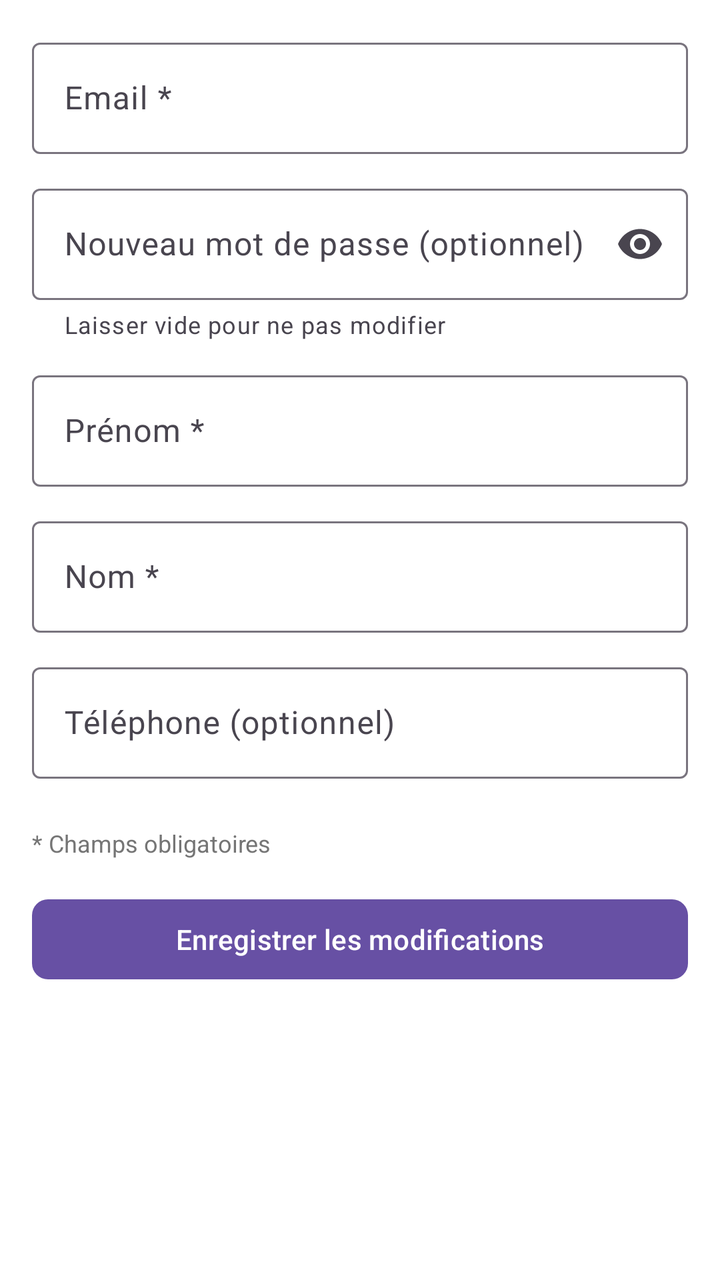
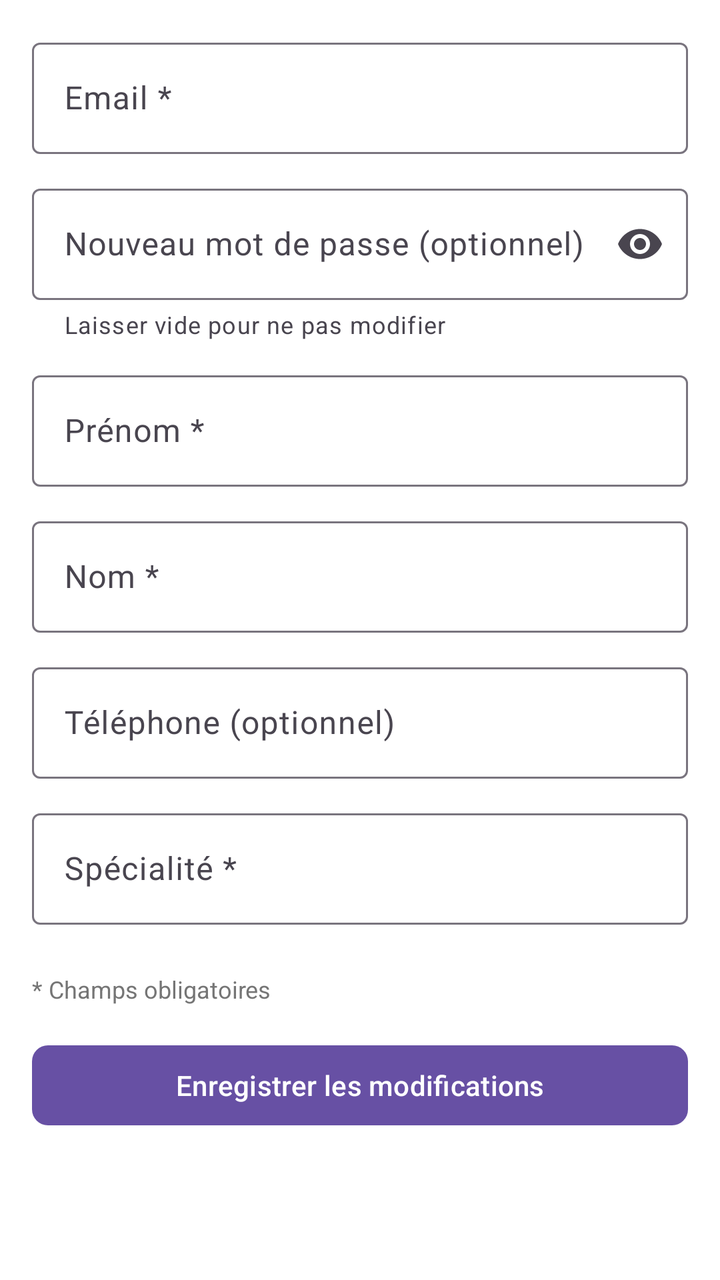

Screens rendered from an Android XML layout before and after an edit, with the pre-edit source and the edit as a unified diff.
<!-- AndroidManifest.xml: application theme Theme.CabinetMedical -->
<!-- res/layout/activity_admin_edit_doctor.xml -->
<?xml version="1.0" encoding="utf-8"?>
<ScrollView xmlns:android="http://schemas.android.com/apk/res/android"
    xmlns:app="http://schemas.android.com/apk/res-auto"
    android:layout_width="match_parent"
    android:layout_height="match_parent"
    android:background="@color/white"
    android:fillViewport="true">

    <LinearLayout
        android:layout_width="match_parent"
        android:layout_height="wrap_content"
        android:orientation="vertical"
        android:padding="16dp">

        
        <ProgressBar
            android:id="@+id/progress_bar"
            android:layout_width="wrap_content"
            android:layout_height="wrap_content"
            android:layout_gravity="center"
            android:visibility="gone" />

        
        <TextView
            android:id="@+id/error_message"
            android:layout_width="match_parent"
            android:layout_height="wrap_content"
            android:background="@drawable/error_background"
            android:padding="12dp"
            android:textColor="@color/error"
            android:visibility="gone"
            android:layout_marginBottom="16dp" />

        
        <com.google.android.material.textfield.TextInputLayout
            android:layout_width="match_parent"
            android:layout_height="wrap_content"
            android:hint="Email *"
            app:boxBackgroundMode="outline"
            android:layout_marginBottom="12dp">

            <com.google.android.material.textfield.TextInputEditText
                android:id="@+id/input_email"
                android:layout_width="match_parent"
                android:layout_height="wrap_content"
                android:inputType="textEmailAddress" />

        </com.google.android.material.textfield.TextInputLayout>

        
        <com.google.android.material.textfield.TextInputLayout
            android:layout_width="match_parent"
            android:layout_height="wrap_content"
            android:hint="Nouveau mot de passe (optionnel)"
            app:boxBackgroundMode="outline"
            app:endIconMode="password_toggle"
            app:helperText="Laisser vide pour ne pas modifier"
            android:layout_marginBottom="12dp">

            <com.google.android.material.textfield.TextInputEditText
                android:id="@+id/input_password"
                android:layout_width="match_parent"
                android:layout_height="wrap_content"
                android:inputType="textPassword" />

        </com.google.android.material.textfield.TextInputLayout>

        
        <com.google.android.material.textfield.TextInputLayout
            android:layout_width="match_parent"
            android:layout_height="wrap_content"
            android:hint="Prénom *"
            app:boxBackgroundMode="outline"
            android:layout_marginBottom="12dp">

            <com.google.android.material.textfield.TextInputEditText
                android:id="@+id/input_first_name"
                android:layout_width="match_parent"
                android:layout_height="wrap_content"
                android:inputType="textPersonName" />

        </com.google.android.material.textfield.TextInputLayout>

        
        <com.google.android.material.textfield.TextInputLayout
            android:layout_width="match_parent"
            android:layout_height="wrap_content"
            android:hint="Nom *"
            app:boxBackgroundMode="outline"
            android:layout_marginBottom="12dp">

            <com.google.android.material.textfield.TextInputEditText
                android:id="@+id/input_last_name"
                android:layout_width="match_parent"
                android:layout_height="wrap_content"
                android:inputType="textPersonName" />

        </com.google.android.material.textfield.TextInputLayout>

        
        <com.google.android.material.textfield.TextInputLayout
            android:layout_width="match_parent"
            android:layout_height="wrap_content"
            android:hint="Téléphone (optionnel)"
            app:boxBackgroundMode="outline"
            android:layout_marginBottom="24dp">

            <com.google.android.material.textfield.TextInputEditText
                android:id="@+id/input_phone"
                android:layout_width="match_parent"
                android:layout_height="wrap_content"
                android:inputType="phone"
                android:maxLength="10" />

        </com.google.android.material.textfield.TextInputLayout>

        
        <TextView
            android:layout_width="match_parent"
            android:layout_height="wrap_content"
            android:text="* Champs obligatoires"
            android:textColor="@color/text_secondary"
            android:textSize="12sp"
            android:layout_marginBottom="16dp" />

        
        <com.google.android.material.button.MaterialButton
            android:id="@+id/button_save"
            android:layout_width="match_parent"
            android:layout_height="wrap_content"
            android:text="Enregistrer les modifications"
            android:textColor="@color/white"
            app:cornerRadius="8dp" />

    </LinearLayout>

</ScrollView>
<!-- resources referenced by this layout -->
<resources>
  <color name="error">#F44336</color>
  <color name="text_secondary">#757575</color>
  <color name="white">#FFFFFFFF</color>
  <!-- drawable error_background (drawable) -->
  <?xml version="1.0" encoding="utf-8"?>
  <shape xmlns:android="http://schemas.android.com/apk/res/android"
      android:shape="rectangle">
      <solid android:color="#FFEBEE" />
      <corners android:radius="8dp" />
      <stroke
          android:width="1dp"
          android:color="#F44336" />
  </shape>
  <style name="Theme.CabinetMedical" parent="Base.Theme.CabinetMedical" />
  <style name="Base.Theme.CabinetMedical" parent="Theme.Material3.DayNight.NoActionBar">
          
          
      </style>
</resources>

<!-- the commit's change to res/layout/activity_admin_edit_doctor.xml (unified diff, before → after) -->
@@ -103,7 +103,7 @@
             android:layout_height="wrap_content"
             android:hint="Téléphone (optionnel)"
             app:boxBackgroundMode="outline"
-            android:layout_marginBottom="24dp">
+            android:layout_marginBottom="12dp">
 
             <com.google.android.material.textfield.TextInputEditText
                 android:id="@+id/input_phone"
@@ -111,6 +111,22 @@
                 android:layout_height="wrap_content"
                 android:inputType="phone"
                 android:maxLength="10" />
+
+        </com.google.android.material.textfield.TextInputLayout>
+
+        
+        <com.google.android.material.textfield.TextInputLayout
+            android:layout_width="match_parent"
+            android:layout_height="wrap_content"
+            android:hint="Spécialité *"
+            app:boxBackgroundMode="outline"
+            android:layout_marginBottom="24dp">
+
+            <com.google.android.material.textfield.TextInputEditText
+                android:id="@+id/input_specialty"
+                android:layout_width="match_parent"
+                android:layout_height="wrap_content"
+                android:inputType="text" />
 
         </com.google.android.material.textfield.TextInputLayout>
 
